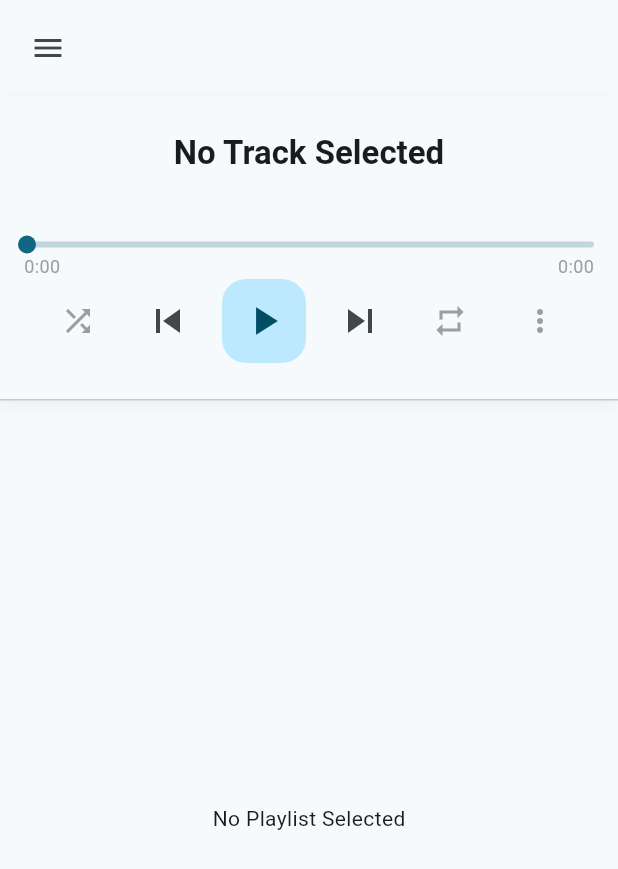
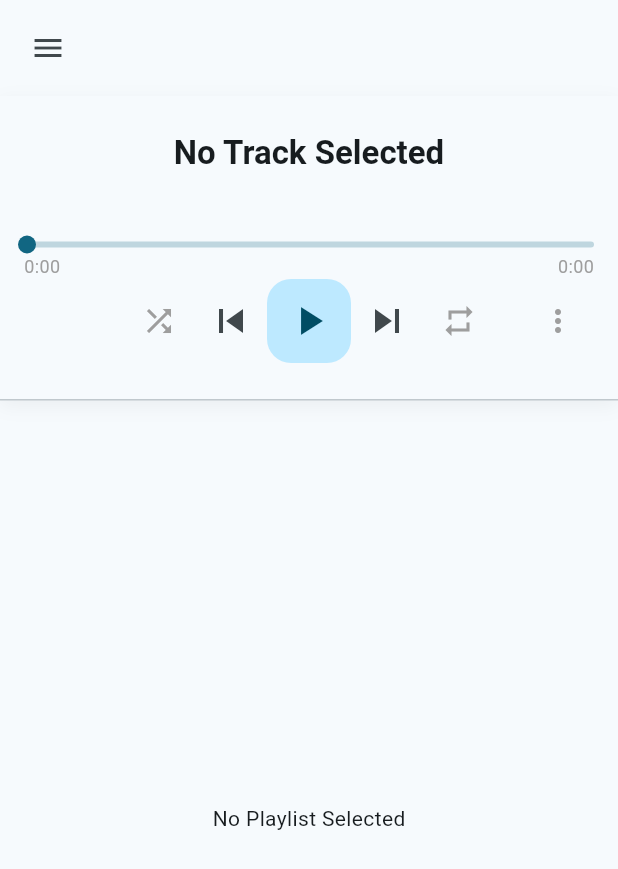
Before and after one commit to deshaion/deshplayer, a Flutter app: the screen it shows after launch, on a phone screen of 412 x 824 dp. Shown: the top 869 px of the screen. Run offline on Flutter 3.47's test engine with Material 3 defaults, Android fonts, the phone set to English and light mode, and no system bars; drawn by our look-alikes of audio_video_progress_bar; our stand-ins replace device_info_plus, flutter_secure_storage, hive, hive_flutter, just_audio, just_audio_background and 1 more; missing offline and left inert: audiotags, just_audio_media_kit; accounts and stored records are empty.

Commit message:
fix: perfectly center playback controls in mobile layout (#37)
Updated the `MobileControlPanel` to utilize a `Row` with `MainAxisAlignment.spaceBetween`. The playback controls are nested in a centralized `Row`, balanced by the `more_vert` button on the right and an equivalent empty `SizedBox` on the left. This precisely centers the playback controls in the mobile view.

Co-authored-by: google-labs-jules[bot] <161369871+google-labs-jules[bot]@users.noreply.github.com>
Co-authored-by: deshaion <2771529+deshaion@users.noreply.github.com>

```diff
--- a/lib/ui/layouts/mobile/mobile_control_panel.dart
+++ b/lib/ui/layouts/mobile/mobile_control_panel.dart
@@ -63,7 +63,11 @@ class _MobileControlPanelState extends State<MobileControlPanel> {
           ),
           // Controls
           Row(
-            mainAxisAlignment: MainAxisAlignment.spaceEvenly,
+            mainAxisAlignment: MainAxisAlignment.spaceBetween,
+            children: [
+              const SizedBox(width: 48), // Placeholder to balance the more_vert icon and perfectly center the controls
+              Row(
+                mainAxisSize: MainAxisSize.min,
                 children: [
                   IconButton(
                     icon: Icon(Icons.shuffle, color: isShuffle ? Theme.of(context).colorScheme.primary : Colors.grey),
@@ -86,6 +90,8 @@ class _MobileControlPanelState extends State<MobileControlPanel> {
                     icon: Icon(repeatMode == 2 ? Icons.repeat_one : Icons.repeat,
                                 color: repeatMode > 0 ? Theme.of(context).colorScheme.primary : Colors.grey),
                     onPressed: player.toggleRepeat,
+                  ),
+                ],
               ),
               IconButton(
                 key: _iconKey,
```
Lines whose indentation alone changed are shown as unchanged.
